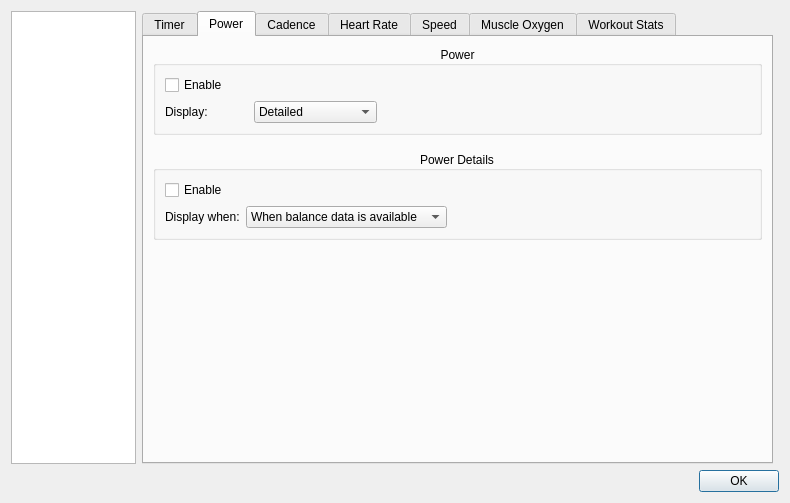
The window that src/ui/dialogconfig.ui (MaximumTrainer/MaximumTrainer_Redux) describes before a commit, drawn with Qt 5.
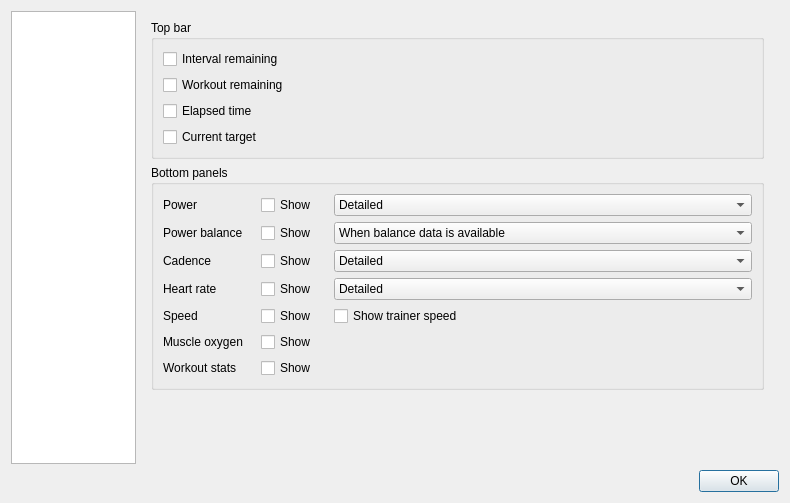
The same window after the commit. The open tabs and pages were chosen to show the change. Icons and pictures are not drawn. Custom widgets are drawn as their Qt base class.

Commit message:
refactor(workout-settings): Widgets page without tabs
The last tabbed page (7 tabs of 1-4 controls) becomes one page: a Top bar box
with the four timer toggles and a Bottom panels table with one row per metric
(Show + its display option). With no sub-tabs left anywhere, the remembered
sub-tab setting is retired and removed at load.

Diff of the .ui file:
```diff
--- a/src/ui/dialogconfig.ui
+++ b/src/ui/dialogconfig.ui
@@ -412,110 +412,30 @@
         <number>0</number>
        </property>
        <item>
-        <widget class="QTabWidget" name="tabWidget_display">
-         <property name="currentIndex">
-          <number>0</number>
-         </property>
-         <widget class="QWidget" name="tab_timer">
-          <attribute name="title">
-           <string>Timer</string>
-          </attribute>
-          <layout class="QVBoxLayout" name="verticalLayout_25">
-
-           <item>
-            <widget class="QCheckBox" name="checkBox_showIntervalRemainingTime">
+        <widget class="QWidget" name="widget_displayOptions"><layout class="QVBoxLayout" name="verticalLayout_displayOptions"><item><widget class="QGroupBox" name="groupBox_topBar"><property name="title"><string>Top bar</string></property><layout class="QVBoxLayout" name="verticalLayout_topBar"><item><widget class="QCheckBox" name="checkBox_showIntervalRemainingTime">
              <property name="text">
-              <string>Show Interval Remaining</string>
+              <string>Interval remaining</string>
              </property>
-            </widget>
-           </item>
-           <item>
-            <widget class="QCheckBox" name="checkBox_showWorkoutRemainingTime">
+            </widget></item><item><widget class="QCheckBox" name="checkBox_showWorkoutRemainingTime">
              <property name="text">
-              <string>Show Workout Remaining</string>
+              <string>Workout remaining</string>
              </property>
-            </widget>
-           </item>
-           <item>
-            <widget class="QCheckBox" name="checkBox_showElapsedTime">
+            </widget></item><item><widget class="QCheckBox" name="checkBox_showElapsedTime">
              <property name="text">
-              <string>Show Elapsed Time</string>
+              <string>Elapsed time</string>
              </property>
-            </widget>
-           </item>
-           <item>
-            <widget class="QCheckBox" name="checkBox_showCurrentTarget">
+            </widget></item><item><widget class="QCheckBox" name="checkBox_showCurrentTarget">
              <property name="text">
-              <string>Show Current Target</string>
+              <string>Current target</string>
              </property>
-            </widget>
-           </item>
-
-           <item>
-            <spacer name="verticalSpacer_16">
-             <property name="orientation">
-              <enum>Qt::Vertical</enum>
-             </property>
-             <property name="sizeHint" stdset="0">
-              <size>
-               <width>20</width>
-               <height>40</height>
-              </size>
-             </property>
-            </spacer>
-           </item>
-          </layout>
-         </widget>
-         <widget class="QWidget" name="tab_4">
-          <attribute name="title">
-           <string>Power</string>
-          </attribute>
-          <layout class="QVBoxLayout" name="verticalLayout_4">
-           <item>
-            <widget class="QGroupBox" name="groupBox_3">
-             <property name="title">
-              <string>Power</string>
-             </property>
-             <property name="alignment">
-              <set>Qt::AlignCenter</set>
-             </property>
-             <layout class="QVBoxLayout" name="verticalLayout_22">
-              <item>
-               <widget class="QCheckBox" name="checkBox_enablePower">
+            </widget></item></layout></widget></item><item><widget class="QGroupBox" name="groupBox_bottomPanels"><property name="title"><string>Bottom panels</string></property><layout class="QGridLayout" name="gridLayout_bottomPanels" columnstretch="0,0,1"><property name="horizontalSpacing"><number>18</number></property>
+<item row="0" column="0"><widget class="QLabel" name="label_widgetPower"><property name="text"><string>Power</string></property></widget></item>
+<item row="0" column="1"><widget class="QCheckBox" name="checkBox_enablePower">
                 <property name="text">
-                 <string>Enable</string>
+                 <string>Show</string>
                 </property>
-               </widget>
-              </item>
-              <item>
-               <layout class="QHBoxLayout" name="horizontalLayout_2">
-                <item>
-                 <widget class="QLabel" name="label_5">
-                  <property name="sizePolicy">
-                   <sizepolicy hsizetype="Minimum" vsizetype="Preferred">
-                    <horstretch>0</horstretch>
-                    <verstretch>0</verstretch>
-                   </sizepolicy>
-                  </property>
-                  <property name="minimumSize">
-                   <size>
-                    <width>83</width>
-                    <height>0</height>
-                   </size>
-                  </property>
-                  <property name="maximumSize">
-                   <size>
-                    <width>16777215</width>
-                    <height>16777215</height>
-                   </size>
-                  </property>
-                  <property name="text">
-                   <string>Display:</string>
-                  </property>
-                 </widget>
-                </item>
-                <item>
-                 <widget class="QComboBox" name="comboBox_displayPower">
+               </widget></item>
+<item row="0" column="2"><widget class="QComboBox" name="comboBox_displayPower">
                   <property name="sizePolicy">
                    <sizepolicy hsizetype="Minimum" vsizetype="Fixed">
                     <horstretch>0</horstretch>
@@ -543,89 +463,14 @@
                     <string>Graph &amp; Detailed</string>
                    </property>
                   </item>
-                 </widget>
-                </item>
-                <item>
-                 <spacer name="horizontalSpacer_3">
-                  <property name="orientation">
-                   <enum>Qt::Horizontal</enum>
-                  </property>
-                  <property name="sizeHint" stdset="0">
-                   <size>
-                    <width>40</width>
-                    <height>20</height>
-                   </size>
-                  </property>
-                 </spacer>
-                </item>
-               </layout>
-              </item>
-
-
-             </layout>
-            </widget>
-           </item>
-           <item>
-            <spacer name="verticalSpacer_15">
-             <property name="orientation">
-              <enum>Qt::Vertical</enum>
-             </property>
-             <property name="sizeType">
-              <enum>QSizePolicy::Fixed</enum>
-             </property>
-             <property name="sizeHint" stdset="0">
-              <size>
-               <width>1</width>
-               <height>10</height>
-              </size>
-             </property>
-            </spacer>
-           </item>
-           <item>
-            <widget class="QGroupBox" name="groupBox_2">
-             <property name="title">
-              <string>Power Details</string>
-             </property>
-             <property name="alignment">
-              <set>Qt::AlignCenter</set>
-             </property>
-             <layout class="QVBoxLayout" name="verticalLayout_21">
-              <item>
-               <widget class="QCheckBox" name="checkBox_enablePowerBalance">
+                 </widget></item>
+<item row="1" column="0"><widget class="QLabel" name="label_widgetBalance"><property name="text"><string>Power balance</string></property></widget></item>
+<item row="1" column="1"><widget class="QCheckBox" name="checkBox_enablePowerBalance">
                 <property name="text">
-                 <string>Enable</string>
+                 <string>Show</string>
                 </property>
-               </widget>
-              </item>
-              <item>
-               <layout class="QHBoxLayout" name="horizontalLayout_9">
-                <item>
-                 <widget class="QLabel" name="label_7">
-                  <property name="sizePolicy">
-                   <sizepolicy hsizetype="Preferred" vsizetype="Preferred">
-                    <horstretch>0</horstretch>
-                    <verstretch>0</verstretch>
-                   </sizepolicy>
-                  </property>
-                  <property name="minimumSize">
-                   <size>
-                    <width>0</width>
-                    <height>0</height>
-                   </size>
-                  </property>
-                  <property name="maximumSize">
-                   <size>
-                    <width>16777215</width>
-                    <height>16777215</height>
-                   </size>
-                  </property>
-                  <property name="text">
-                   <string>Display when:</string>
-                  </property>
-                 </widget>
-                </item>
-                <item>
-                 <widget class="QComboBox" name="comboBox_displayPowerBalance">
+               </widget></item>
+<item row="1" column="2"><widget class="QComboBox" name="comboBox_displayPowerBalance">
                   <property name="sizePolicy">
                    <sizepolicy hsizetype="Preferred" vsizetype="Fixed">
                     <horstretch>0</horstretch>
@@ -645,78 +490,15 @@
                     <string>Has Power Balance Target</string>
                    </property>
                   </item>
-                 </widget>
-                </item>
-                <item>
-                 <spacer name="horizontalSpacer_11">
-                  <property name="orientation">
-                   <enum>Qt::Horizontal</enum>
-                  </property>
-                  <property name="sizeHint" stdset="0">
-                   <size>
-                    <width>40</width>
-                    <height>20</height>
-                   </size>
-                  </property>
-                 </spacer>
-                </item>
-               </layout>
-              </item>
-
-             </layout>
-            </widget>
-           </item>
-           <item>
-            <spacer name="verticalSpacer_3">
-             <property name="orientation">
-              <enum>Qt::Vertical</enum>
-             </property>
-             <property name="sizeHint" stdset="0">
-              <size>
-               <width>20</width>
-               <height>40</height>
-              </size>
-             </property>
-            </spacer>
-           </item>
-          </layout>
-         </widget>
-         <widget class="QWidget" name="tab_6">
-          <attribute name="title">
-           <string>Cadence</string>
-          </attribute>
-          <layout class="QVBoxLayout" name="verticalLayout_11">
-           <item>
-            <widget class="QCheckBox" name="checkBox_enableCadence">
+                 </widget></item>
+<item row="2" column="0"><widget class="QLabel" name="label_widgetCadence"><property name="text"><string>Cadence</string></property></widget></item>
+<item row="2" column="1"><widget class="QCheckBox" name="checkBox_enableCadence">
              <property name="text">
-              <string>Enable</string>
+              <string>Show</string>
              </property>
-            </widget>
-           </item>
-           <item>
-            <layout class="QHBoxLayout" name="horizontalLayout_5">
-             <item>
-              <widget class="QLabel" name="label_6">
+            </widget></item>
+<item row="2" column="2"><widget class="QComboBox" name="comboBox_displayCadence">
                <property name="sizePolicy">
-                <sizepolicy hsizetype="Preferred" vsizetype="Preferred">
-                 <horstretch>0</horstretch>
-                 <verstretch>0</verstretch>
-                </sizepolicy>
-               </property>
-               <property name="minimumSize">
-                <size>
-                 <width>0</width>
-                 <height>0</height>
-                </size>
-               </property>
-               <property name="text">
-                <string>Display:</string>
-               </property>
-              </widget>
-             </item>
-             <item>
-              <widget class="QComboBox" name="comboBox_displayCadence">
-               <property name="sizePolicy">
                 <sizepolicy hsizetype="Preferred" vsizetype="Fixed">
                  <horstretch>0</horstretch>
                  <verstretch>0</verstretch>
@@ -738,75 +520,15 @@
                  <string>Graph</string>
                 </property>
                </item>
-              </widget>
-             </item>
-             <item>
-              <spacer name="horizontalSpacer_6">
-               <property name="orientation">
-                <enum>Qt::Horizontal</enum>
-               </property>
-               <property name="sizeHint" stdset="0">
-                <size>
-                 <width>40</width>
-                 <height>20</height>
-                </size>
-               </property>
-              </spacer>
-             </item>
-            </layout>
-           </item>
-
-           <item>
-            <spacer name="verticalSpacer_4">
-             <property name="orientation">
-              <enum>Qt::Vertical</enum>
-             </property>
-             <property name="sizeHint" stdset="0">
-              <size>
-               <width>20</width>
-               <height>40</height>
-              </size>
-             </property>
-            </spacer>
-           </item>
-          </layout>
-         </widget>
-         <widget class="QWidget" name="tab_hr">
-          <attribute name="title">
-           <string>Heart Rate</string>
-          </attribute>
-          <layout class="QVBoxLayout" name="verticalLayout_26">
-           <item>
-            <widget class="QCheckBox" name="checkBox_enableHR">
+              </widget></item>
+<item row="3" column="0"><widget class="QLabel" name="label_widgetHr"><property name="text"><string>Heart rate</string></property></widget></item>
+<item row="3" column="1"><widget class="QCheckBox" name="checkBox_enableHR">
              <property name="text">
-              <string>Enable</string>
+              <string>Show</string>
              </property>
-            </widget>
-           </item>
-           <item>
-            <layout class="QHBoxLayout" name="horizontalLayout_3">
-             <item>
-              <widget class="QLabel" name="label_9">
+            </widget></item>
+<item row="3" column="2"><widget class="QComboBox" name="comboBox_displayHR">
                <property name="sizePolicy">
-                <sizepolicy hsizetype="Preferred" vsizetype="Preferred">
-                 <horstretch>0</horstretch>
-                 <verstretch>0</verstretch>
-                </sizepolicy>
-               </property>
-               <property name="minimumSize">
-                <size>
-                 <width>0</width>
-                 <height>0</height>
-                </size>
-               </property>
-               <property name="text">
-                <string>Display:</string>
-               </property>
-              </widget>
-             </item>
-             <item>
-              <widget class="QComboBox" name="comboBox_displayHR">
-               <property name="sizePolicy">
                 <sizepolicy hsizetype="Preferred" vsizetype="Fixed">
                  <horstretch>0</horstretch>
                  <verstretch>0</verstretch>
@@ -828,131 +550,31 @@
                  <string>Graph</string>
                 </property>
                </item>
-              </widget>
-             </item>
-             <item>
-              <spacer name="horizontalSpacer_4">
-               <property name="orientation">
-                <enum>Qt::Horizontal</enum>
-               </property>
-               <property name="sizeHint" stdset="0">
-                <size>
-                 <width>40</width>
-                 <height>20</height>
-                </size>
-               </property>
-              </spacer>
-             </item>
-            </layout>
-           </item>
-
-           <item>
-            <spacer name="verticalSpacer_17">
-             <property name="orientation">
-              <enum>Qt::Vertical</enum>
-             </property>
-             <property name="sizeHint" stdset="0">
-              <size>
-               <width>20</width>
-               <height>257</height>
-              </size>
-             </property>
-            </spacer>
-           </item>
-          </layout>
-         </widget>
-         <widget class="QWidget" name="tab_5">
-          <attribute name="title">
-           <string>Speed</string>
-          </attribute>
-          <layout class="QVBoxLayout" name="verticalLayout_10">
-           <item>
-            <widget class="QCheckBox" name="checkBox_enableSpeed">
+              </widget></item>
+<item row="4" column="0"><widget class="QLabel" name="label_widgetSpeed"><property name="text"><string>Speed</string></property></widget></item>
+<item row="4" column="1"><widget class="QCheckBox" name="checkBox_enableSpeed">
              <property name="text">
-              <string>Enable</string>
+              <string>Show</string>
              </property>
-            </widget>
-           </item>
-           <item>
-            <widget class="QCheckBox" name="checkBox_showTrainerSpeed">
+            </widget></item>
+<item row="4" column="2"><widget class="QCheckBox" name="checkBox_showTrainerSpeed">
              <property name="text">
-              <string>Show Trainer Speed</string>
+              <string>Show trainer speed</string>
              </property>
-            </widget>
-           </item>
-
-           <item>
-            <spacer name="verticalSpacer_5">
-             <property name="orientation">
-              <enum>Qt::Vertical</enum>
-             </property>
-             <property name="sizeHint" stdset="0">
-              <size>
-               <width>20</width>
-               <height>40</height>
-              </size>
-             </property>
-            </spacer>
-           </item>
-          </layout>
-         </widget>
-         <widget class="QWidget" name="tab_3">
-          <attribute name="title">
-           <string>Muscle Oxygen</string>
-          </attribute>
-          <layout class="QVBoxLayout" name="verticalLayout_18">
-           <item>
-            <widget class="QCheckBox" name="checkBox_enableOxygen">
+            </widget></item>
+<item row="5" column="0"><widget class="QLabel" name="label_widgetOxygen"><property name="text"><string>Muscle oxygen</string></property></widget></item>
+<item row="5" column="1"><widget class="QCheckBox" name="checkBox_enableOxygen">
              <property name="text">
-              <string>Enable</string>
+              <string>Show</string>
              </property>
-            </widget>
-           </item>
-
-           <item>
-            <spacer name="verticalSpacer_2">
-             <property name="orientation">
-              <enum>Qt::Vertical</enum>
-             </property>
-             <property name="sizeHint" stdset="0">
-              <size>
-               <width>20</width>
-               <height>40</height>
-              </size>
-             </property>
-            </spacer>
-           </item>
-          </layout>
-         </widget>
-         <widget class="QWidget" name="tab_2">
-          <attribute name="title">
-           <string>Workout Stats</string>
-          </attribute>
-          <layout class="QVBoxLayout" name="verticalLayout_5">
-           <item>
-            <widget class="QCheckBox" name="checkBox_enableCalories">
+            </widget></item>
+<item row="6" column="0"><widget class="QLabel" name="label_widgetStats"><property name="text"><string>Workout stats</string></property></widget></item>
+<item row="6" column="1"><widget class="QCheckBox" name="checkBox_enableCalories">
              <property name="text">
-              <string>Enable</string>
+              <string>Show</string>
              </property>
-            </widget>
-           </item>
-
-           <item>
-            <spacer name="verticalSpacer_6">
-             <property name="orientation">
-              <enum>Qt::Vertical</enum>
-             </property>
-             <property name="sizeHint" stdset="0">
-              <size>
-               <width>20</width>
-               <height>40</height>
-              </size>
-             </property>
-            </spacer>
-           </item>
-          </layout>
-         </widget>
-        </widget>
+            </widget></item>
+</layout></widget></item><item><spacer name="verticalSpacer_widgets"><property name="orientation"><enum>Qt::Vertical</enum></property><property name="sizeHint" stdset="0"><size><width>20</width><height>40</height></size></property></spacer></item></layout></widget>
        </item>
       </layout>
      </widget>
```
The commit also changes 5 other files.
